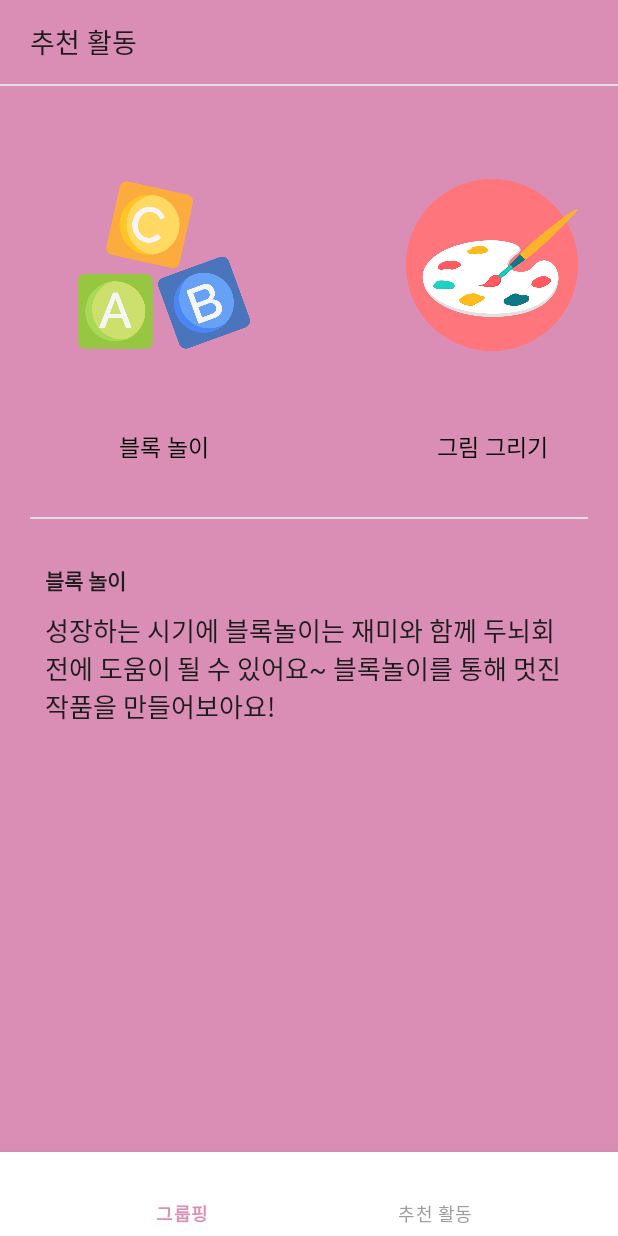
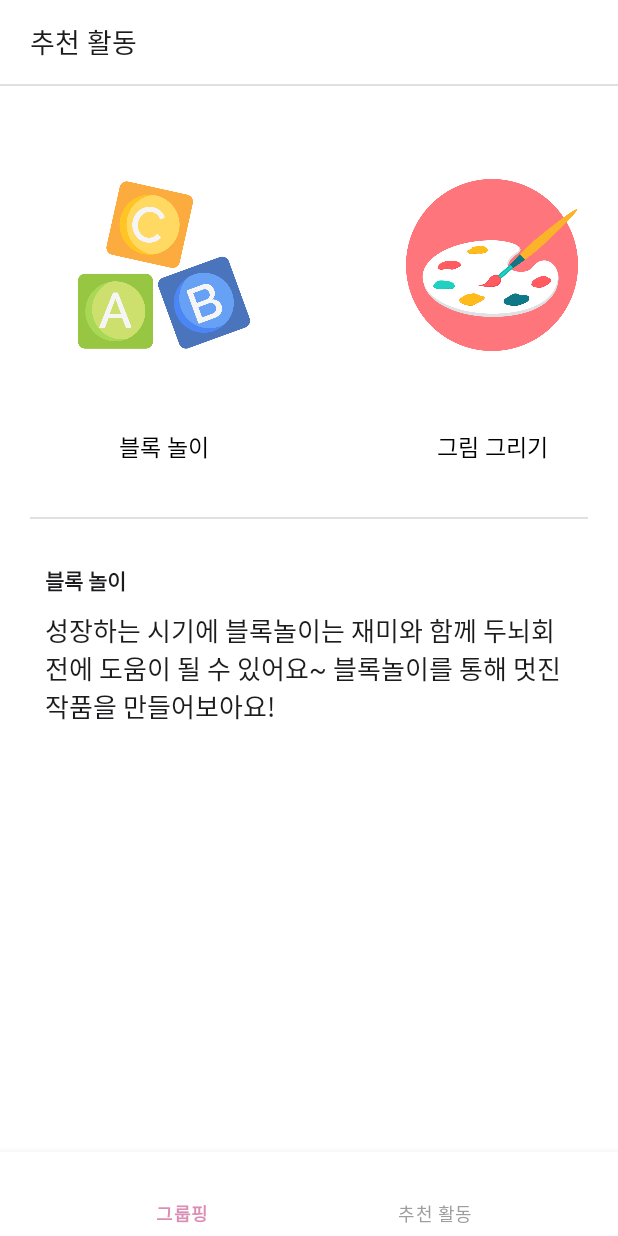
Before and after one commit to Lsunae/bebehelper-mvvm, an Android app: the fragment RecommendedActivityFragment placed in its activity, on a phone screen of 412 x 824 dp. Run offline under Robolectric (Android 15) with nearby library versions, the phone set to English and light mode, and no system bars; our stand-ins replace Dagger/Hilt's generated code, data binding.

Commit message:
오류 수정 및 코드 정리

```diff
--- a/app/src/main/java/com/example/bebehelper_mvvm/view/MainActivity.kt
+++ b/app/src/main/java/com/example/bebehelper_mvvm/view/MainActivity.kt
@@ -5,7 +5,6 @@ import com.example.bebehelper_mvvm.R
 import com.example.bebehelper_mvvm.constant.MenuType
 import com.example.bebehelper_mvvm.databinding.ActivityMainBinding
 import com.example.bebehelper_mvvm.view.grouping.GroupingFragment
-import com.example.bebehelper_mvvm.view.myPage.MyPageFragment
 import com.example.bebehelper_mvvm.view.recommendedActivity.RecommendedActivityFragment
 import com.example.bebehelper_mvvm.view.base.BaseActivity
 import dagger.hilt.android.AndroidEntryPoint
@@ -17,25 +16,16 @@ class MainActivity : BaseActivity<ActivityMainBinding>(R.layout.activity_main) {
 
     override fun onCreate(savedInstanceState: Bundle?) {
         super.onCreate(savedInstanceState)
-        setContentView(R.layout.activity_main)
 
         initNavigationBar()
     }
 
     private fun initNavigationBar() {
-        println("initNavigationBar_ ")
         binding.bottomNavigationView.run {
             setOnItemSelectedListener {
-                println("initNavigationBar_ ${it.itemId}")
                 when (it.itemId) {
-                    R.id.action_grouping -> {
-                        println("initNavigationBar_grouping_ ${it.itemId}")
-                        changeFragment(MenuType.GROUPING)
-                    }
-                    R.id.action_recommended_activity -> {
-                        println("initNavigationBar_recommended_ ${it.itemId}")
-                        changeFragment(MenuType.RECOMMENDED_ACTIVITY)
-                    }
+                    R.id.action_grouping -> changeFragment(MenuType.GROUPING)
+                    R.id.action_recommended_activity -> changeFragment(MenuType.RECOMMENDED_ACTIVITY)
                 }
                 true
             }
@@ -47,18 +37,10 @@ class MainActivity : BaseActivity<ActivityMainBinding>(R.layout.activity_main) {
     private fun selectMenuTabIndex(type: MenuType?) {
         val navigation = binding.bottomNavigationView
         runOnUiThread {
-            println("select_tab_ $type")
             when (type) {
-                MenuType.RECOMMENDED_ACTIVITY -> {
-
-                    println("select_tab_1 $type")
-                    navigation.selectedItemId = R.id.action_recommended_activity
-                }
-                else -> {
-
-                    println("select_tab_2 $type")
-                    navigation.selectedItemId = R.id.action_grouping
-                }
+                MenuType.RECOMMENDED_ACTIVITY -> navigation.selectedItemId =
+                    R.id.action_recommended_activity
+                else -> navigation.selectedItemId = R.id.action_grouping
             }
         }
     }
@@ -68,11 +50,8 @@ class MainActivity : BaseActivity<ActivityMainBinding>(R.layout.activity_main) {
      * 각 프래그먼트 화면 유지를 위해 hide, show 사용
      */
     private fun changeFragment(type: MenuType) {
-        println("type_ $type")
         when (type) {
             MenuType.GROUPING -> {
-                println("type_groupingFragment_ $groupingFragment")
-                println("type_1 $type")
                 if (groupingFragment == null) {
                     groupingFragment = GroupingFragment()
                     supportFragmentManager.beginTransaction()
@@ -85,17 +64,15 @@ class MainActivity : BaseActivity<ActivityMainBinding>(R.layout.activity_main) {
                     .hide(recommendedActivityFragment!!).commit()
             }
             MenuType.RECOMMENDED_ACTIVITY -> {
-                println("type_recommendedActivityFragment_ $recommendedActivityFragment")
-                println("type_2 $type")
                 if (recommendedActivityFragment == null) {
                     recommendedActivityFragment = RecommendedActivityFragment()
                     supportFragmentManager.beginTransaction()
                         .add(binding.mainContainer.id, recommendedActivityFragment!!).commit()
                 } else {
-                    supportFragmentManager.beginTransaction().show(recommendedActivityFragment!!).commit()
+                    supportFragmentManager.beginTransaction().show(recommendedActivityFragment!!)
+                        .commit()
                     recommendedActivityFragment!!.onResume()
                 }
-
                 if (groupingFragment != null) supportFragmentManager.beginTransaction()
                     .hide(groupingFragment!!).commit()
             }
--- a/app/src/main/res/layout/activity_main.xml
+++ b/app/src/main/res/layout/activity_main.xml
@@ -11,12 +11,14 @@
         <FrameLayout
             android:id="@+id/main_container"
             android:layout_width="match_parent"
-            android:layout_height="match_parent"/>
+            android:layout_height="0dp"
+            app:layout_constraintTop_toTopOf="parent"
+            app:layout_constraintBottom_toTopOf="@+id/bottom_navigation_view"/>
 
         <com.google.android.material.bottomnavigation.BottomNavigationView
             android:id="@+id/bottom_navigation_view"
             android:layout_width="match_parent"
-            android:layout_height="wrap_content"
+            android:layout_height="@dimen/default_height"
             app:layout_constraintBottom_toBottomOf="parent"
             app:itemIconTint="@drawable/menu_item_color"
             app:itemTextColor="@drawable/menu_item_color"
--- a/app/src/main/res/layout/fragment_recomended_activity.xml
+++ b/app/src/main/res/layout/fragment_recomended_activity.xml
@@ -5,7 +5,7 @@
     <androidx.constraintlayout.widget.ConstraintLayout
         android:layout_width="match_parent"
         android:layout_height="match_parent"
-        android:background="@color/pink">
+        android:background="@color/white">
 
         <include
             android:id="@+id/inc_actionbar"
```
